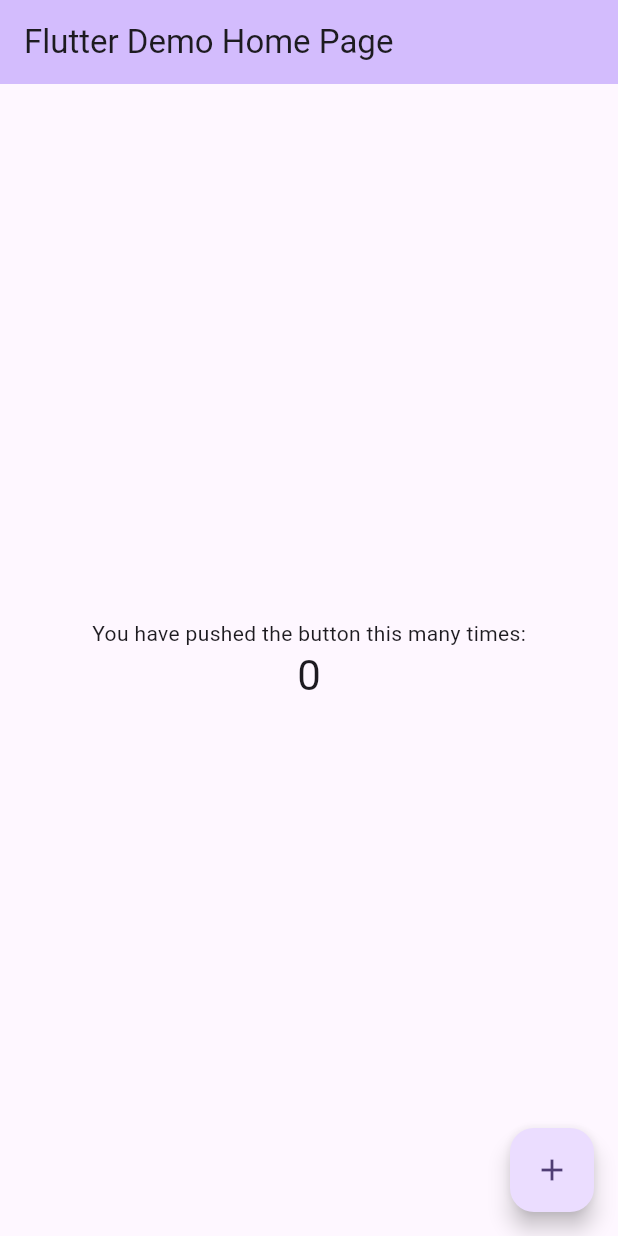
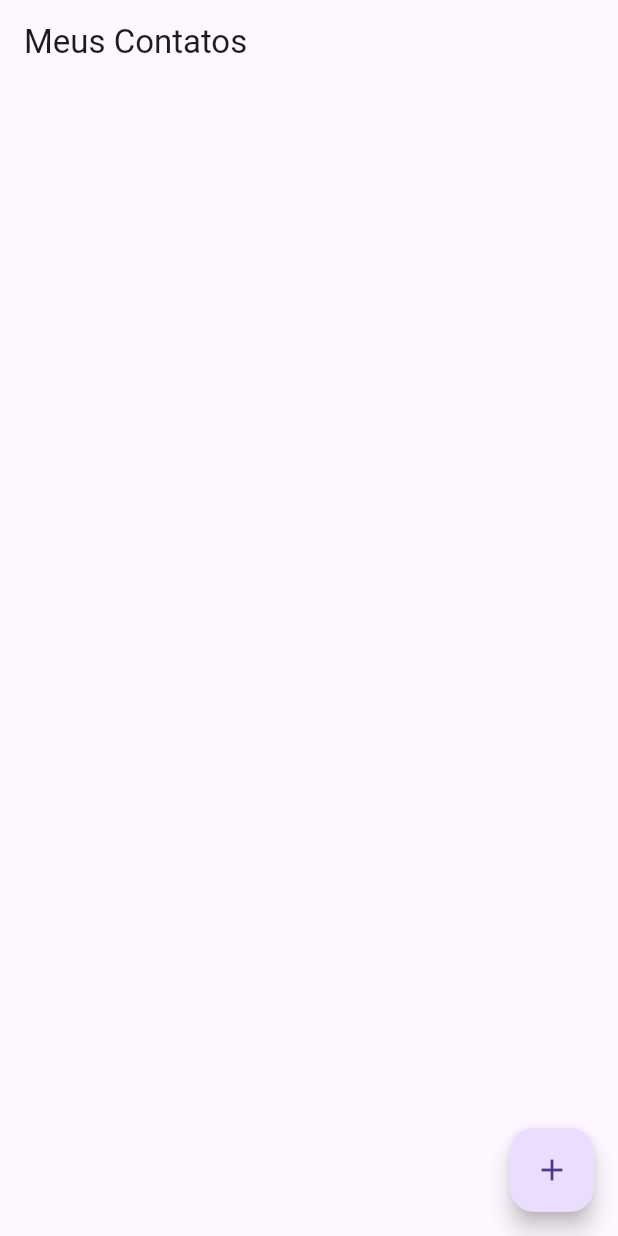
Before and after one commit to lesleyclass/listadecontato, a Flutter app: the screen it shows after launch, on a phone screen of 412 x 824 dp. Run offline on Flutter 3.47's test engine with Material 3 defaults, Android fonts, the phone set to English and light mode, and no system bars; our stand-ins replace sqflite; accounts and stored records are empty.

Commit message:
chore: cria base de dados

```diff
--- /dev/null
+++ b/lib/databasehelper.dart
@@ -0,0 +1,81 @@
+import 'package:sqflite/sqflite.dart';
+import 'package:path/path.dart';
+import 'contact.dart';
+
+class DatabaseHelper {
+  static final _databaseName = "contatos.db";
+  static final _databaseVersion = 1;
+  static final _table = 'contatos';
+
+  static final columnId = '_id';
+  static final columnName = 'name';
+  static final columnPhone = 'phone';
+  static final columnEmail = 'email';
+
+  DatabaseHelper._privateConstructor();
+  static final DatabaseHelper instance = DatabaseHelper._privateConstructor();
+  static Database? _database;
+
+  Future<Database> get database async {
+    _database ??= await _initDatabase();
+    return _database!;
+  }
+
+  _initDatabase() async {
+    final databasesPath = await getDatabasesPath();
+    final path = join(databasesPath, _databaseName);
+
+    return await openDatabase(path,
+        version: _databaseVersion,
+        onCreate: _onCreate);
+  }
+
+  Future _onCreate(Database db, int version) async {
+    await db.execute('''
+      CREATE TABLE $_table (
+        $columnId INTEGER PRIMARY KEY AUTOINCREMENT,
+        $columnName TEXT,
+        $columnPhone TEXT,
+        $columnEmail TEXT
+      )
+      ''');
+  }
+
+  Future<int> insertContact(Contact contact) async {
+    Database db = await instance.database;
+    var result = await db.insert(_table, contact.toMap());
+    return result;
+  }
+
+  Future<List<Contact>> getContacts() async {
+    Database db = await database;
+    List<Map<String, dynamic>> maps = await db.query(_table);
+
+    return List.generate(maps.length, (i) {
+      return Contact(
+        id: maps[i][columnId],
+        name: maps[i][columnName],
+        phone: maps[i][columnPhone],
+        email: maps[i][columnEmail],
+      );
+    });
+  }
+
+  Future<Contact> getContact(int id) async {
+    Database db = await instance.database;
+    List<Map<String, dynamic>> maps =
+      await db.query(_table, where: '$columnId = ?', whereArgs: [id]);
+
+    return Contact.fromMap(maps.first);
+  }
+
+  Future<int> updateContact(Contact contact) async {
+    Database db = await instance.database;
+    return await db.update(_table, contact.toMap(), where: '$columnId = ?', whereArgs: [contact.id]);
+  }
+
+  Future<int> deleteContact(int id) async {
+    Database db = await instance.database;
+    return await db.delete(_table, where: '$columnId = ?', whereArgs: [id]);
+  }
+}
--- a/lib/main.dart
+++ b/lib/main.dart
@@ -1,125 +1,94 @@
 import 'package:flutter/material.dart';
+import 'addcontactspage.dart';
+import 'contact.dart';
+import 'databasehelper.dart'; // Importe a tela de adicionar contato
 
 void main() {
-  runApp(const MyApp());
+  runApp(MyApp());
 }
 
 class MyApp extends StatelessWidget {
-  const MyApp({super.key});
-
-  // This widget is the root of your application.
   @override
   Widget build(BuildContext context) {
     return MaterialApp(
-      title: 'Flutter Demo',
+      title: 'App de Contatos',
       theme: ThemeData(
-        // This is the theme of your application.
-        //
-        // TRY THIS: Try running your application with "flutter run". You'll see
-        // the application has a purple toolbar. Then, without quitting the app,
-        // try changing the seedColor in the colorScheme below to Colors.green
-        // and then invoke "hot reload" (save your changes or press the "hot
-        // reload" button in a Flutter-supported IDE, or press "r" if you used
-        // the command line to start the app).
-        //
-        // Notice that the counter didn't reset back to zero; the application
-        // state is not lost during the reload. To reset the state, use hot
-        // restart instead.
-        //
-        // This works for code too, not just values: Most code changes can be
-        // tested with just a hot reload.
-        colorScheme: ColorScheme.fromSeed(seedColor: Colors.deepPurple),
-        useMaterial3: true,
+        primarySwatch: Colors.blue,
       ),
-      home: const MyHomePage(title: 'Flutter Demo Home Page'),
+      home: ListContactsPage(),
     );
   }
 }
 
-class MyHomePage extends StatefulWidget {
-  const MyHomePage({super.key, required this.title});
+class ListContactsPage extends StatefulWidget {
+  @override
+  _ListContactsPageState createState() => _ListContactsPageState();
+}
 
-  // This widget is the home page of your application. It is stateful, meaning
-  // that it has a State object (defined below) that contains fields that affect
-  // how it looks.
-
-  // This class is the configuration for the state. It holds the values (in this
-  // case the title) provided by the parent (in this case the App widget) and
-  // used by the build method of the State. Fields in a Widget subclass are
-  // always marked "final".
-
-  final String title;
+class _ListContactsPageState extends State<ListContactsPage> {
+  List<Contact> _contacts = [];
 
   @override
-  State<MyHomePage> createState() => _MyHomePageState();
-}
+  void initState() {
+    super.initState();
+    _getContacts();
+  }
 
-class _MyHomePageState extends State<MyHomePage> {
-  int _counter = 0;
-
-  void _incrementCounter() {
+  Future<void> _getContacts() async {
+    List<Contact> contacts = await DatabaseHelper.instance.getContacts();
     setState(() {
-      // This call to setState tells the Flutter framework that something has
-      // changed in this State, which causes it to rerun the build method below
-      // so that the display can reflect the updated values. If we changed
-      // _counter without calling setState(), then the build method would not be
-      // called again, and so nothing would appear to happen.
-      _counter++;
+      _contacts = contacts;
     });
   }
 
   @override
   Widget build(BuildContext context) {
-    // This method is rerun every time setState is called, for instance as done
-    // by the _incrementCounter method above.
-    //
-    // The Flutter framework has been optimized to make rerunning build methods
-    // fast, so that you can just rebuild anything that needs updating rather
-    // than having to individually change instances of widgets.
     return Scaffold(
-      appBar: AppBar(
-        // TRY THIS: Try changing the color here to a specific color (to
-        // Colors.amber, perhaps?) and trigger a hot reload to see the AppBar
-        // change color while the other colors stay the same.
-        backgroundColor: Theme.of(context).colorScheme.inversePrimary,
-        // Here we take the value from the MyHomePage object that was created by
-        // the App.build method, and use it to set our appbar title.
-        title: Text(widget.title),
-      ),
-      body: Center(
-        // Center is a layout widget. It takes a single child and positions it
-        // in the middle of the parent.
-        child: Column(
-          // Column is also a layout widget. It takes a list of children and
-          // arranges them vertically. By default, it sizes itself to fit its
-          // children horizontally, and tries to be as tall as its parent.
-          //
-          // Column has various properties to control how it sizes itself and
-          // how it positions its children. Here we use mainAxisAlignment to
-          // center the children vertically; the main axis here is the vertical
-          // axis because Columns are vertical (the cross axis would be
-          // horizontal).
-          //
-          // TRY THIS: Invoke "debug painting" (choose the "Toggle Debug Paint"
-          // action in the IDE, or press "p" in the console), to see the
-          // wireframe for each widget.
-          mainAxisAlignment: MainAxisAlignment.center,
-          children: <Widget>[
-            const Text(
-              'You have pushed the button this many times:',
+      appBar: AppBar(title: Text('Meus Contatos')),
+      body: ListView.builder(
+        itemCount: _contacts.length,
+        itemBuilder: (context, index) {
+          return ListTile(
+            title: Text(_contacts[index].name),
+            subtitle: Text(_contacts[index].phone),
+            onTap: () {},
+            trailing: Row(
+              mainAxisSize: MainAxisSize.min,
+              children: [
+                IconButton(
+                  icon: Icon(Icons.edit),
+                  onPressed: () {},
+                ),
+                IconButton(
+                  icon: Icon(Icons.delete),
+                  onPressed: () async {
+                    _deleteContact(_contacts[index]);
+                  },
+                ),
+              ],
             ),
-            Text(
-              '$_counter',
-              style: Theme.of(context).textTheme.headlineMedium,
-            ),
-          ],
-        ),
+          );
+        },
       ),
       floatingActionButton: FloatingActionButton(
-        onPressed: _incrementCounter,
-        tooltip: 'Increment',
-        child: const Icon(Icons.add),
-      ), // This trailing comma makes auto-formatting nicer for build methods.
+        onPressed: () {
+          Navigator.push(
+            context,
+            MaterialPageRoute(builder: (context) => AddContactsPage(
+              updateListContact: _getContacts,
+            )),
+          );
+        },
+        child: Icon(Icons.add),
+      ),
     );
   }
+
+  Future<void> _deleteContact(Contact contact) async {
+    int index = _contacts.indexOf(contact);
+    await DatabaseHelper.instance.deleteContact(contact.id!);
+    setState(() {
+      _contacts.removeAt(index);
+    });
+  }
 }
```
Also changed, not shown: lib/addcontactspage.dart (+6 -1 lines).
